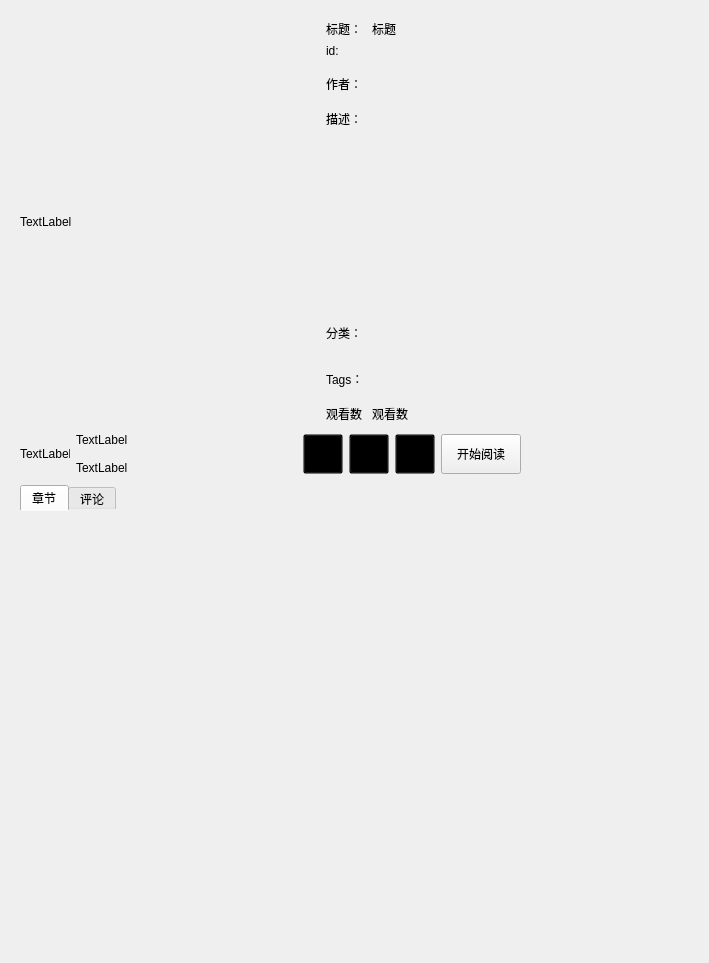
Old version of the form ui/bookinfo.ui in the repository tonquer/picacg-qt.
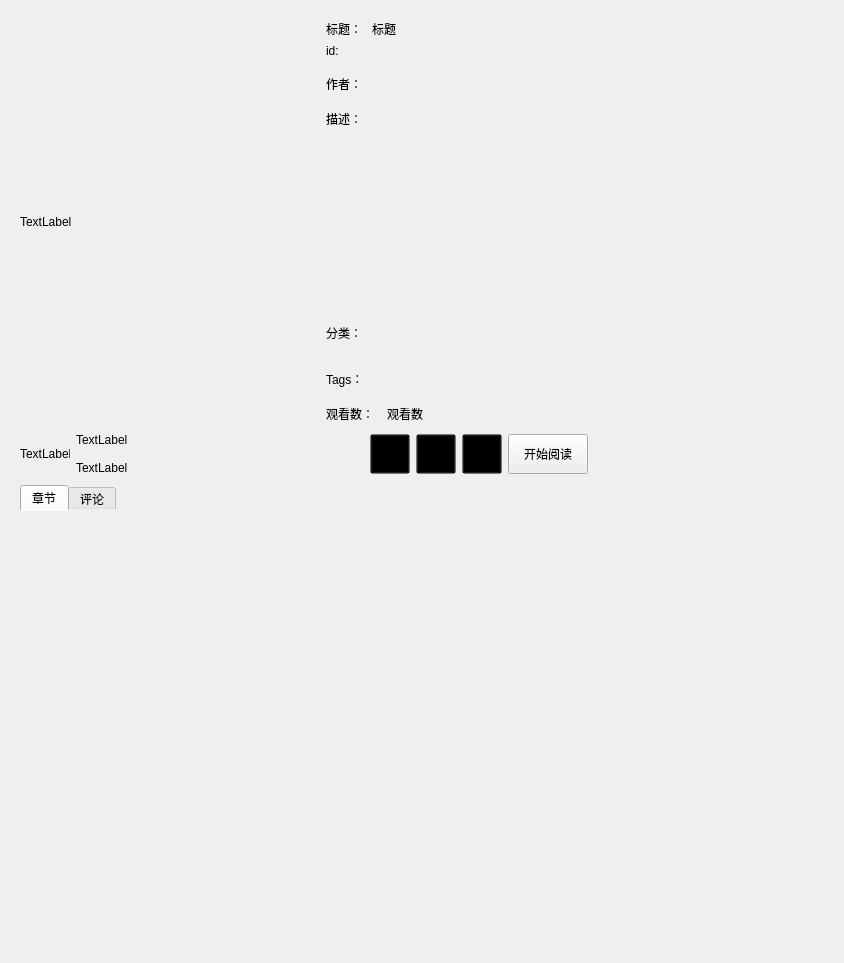
New version of the form. Custom widgets are drawn as their Qt base class.

Diff of the .ui file:
```diff
--- a/ui/bookinfo.ui
+++ b/ui/bookinfo.ui
@@ -6,7 +6,7 @@
    <rect>
     <x>0</x>
     <y>0</y>
-    <width>709</width>
+    <width>844</width>
     <height>963</height>
    </rect>
   </property>
@@ -288,7 +288,7 @@
                     <widget class="QLabel" name="label_7">
                      <property name="maximumSize">
                       <size>
-                       <width>40</width>
+                       <width>55</width>
                        <height>20</height>
                       </size>
                      </property>
```
Left out of the diff: 4 changed lines with no effect on the pictures.
